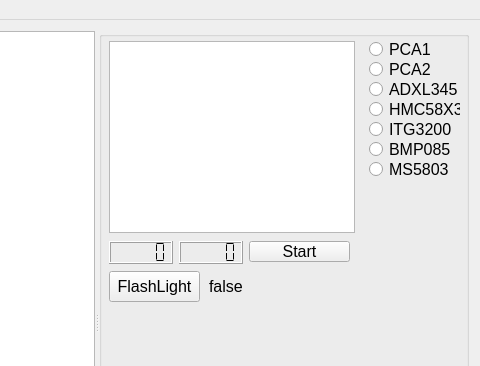
robocenter-rov/remote-control, file mainwindow.ui: the form before one commit; both pictures show x 480 to 960 and y 0 to 366 of the 960 by 646 pixel window.
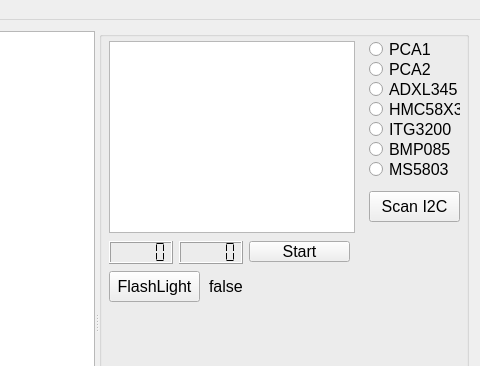
The form after the commit.

Commit message: Add button to rescan I2C devices

```diff
--- a/mainwindow.ui
+++ b/mainwindow.ui
@@ -393,6 +393,19 @@
          <bool>false</bool>
         </property>
        </widget>
+       <widget class="QPushButton" name="scanI2Cbutton">
+        <property name="geometry">
+         <rect>
+          <x>270</x>
+          <y>160</y>
+          <width>91</width>
+          <height>31</height>
+         </rect>
+        </property>
+        <property name="text">
+         <string>Scan I2C</string>
+        </property>
+       </widget>
       </widget>
      </widget>
     </item>
```
The commit also changes 2 other files.
